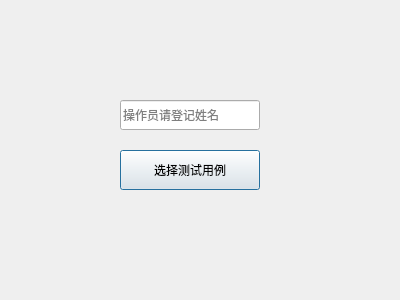
The window that LoginDlg.ui (YinMiya0203/FactoryAutomaticKit) describes before a commit, drawn with Qt 5.
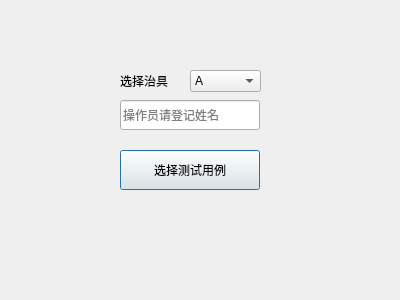
The same window after the commit. Icons and pictures are not drawn.

```diff
--- a/LoginDlg.ui
+++ b/LoginDlg.ui
@@ -55,6 +55,45 @@
     <string>操作员请登记姓名</string>
    </property>
   </widget>
+  <widget class="QComboBox" name="fixture_comboBox">
+   <property name="geometry">
+    <rect>
+     <x>190</x>
+     <y>70</y>
+     <width>71</width>
+     <height>22</height>
+    </rect>
+   </property>
+   <property name="currentText">
+    <string>A</string>
+   </property>
+   <property name="currentIndex">
+    <number>0</number>
+   </property>
+   <item>
+    <property name="text">
+     <string>A</string>
+    </property>
+   </item>
+   <item>
+    <property name="text">
+     <string>B</string>
+    </property>
+   </item>
+  </widget>
+  <widget class="QLabel" name="label">
+   <property name="geometry">
+    <rect>
+     <x>120</x>
+     <y>70</y>
+     <width>54</width>
+     <height>21</height>
+    </rect>
+   </property>
+   <property name="text">
+    <string>选择治具</string>
+   </property>
+  </widget>
  </widget>
  <layoutdefault spacing="6" margin="11"/>
  <resources/>
```
